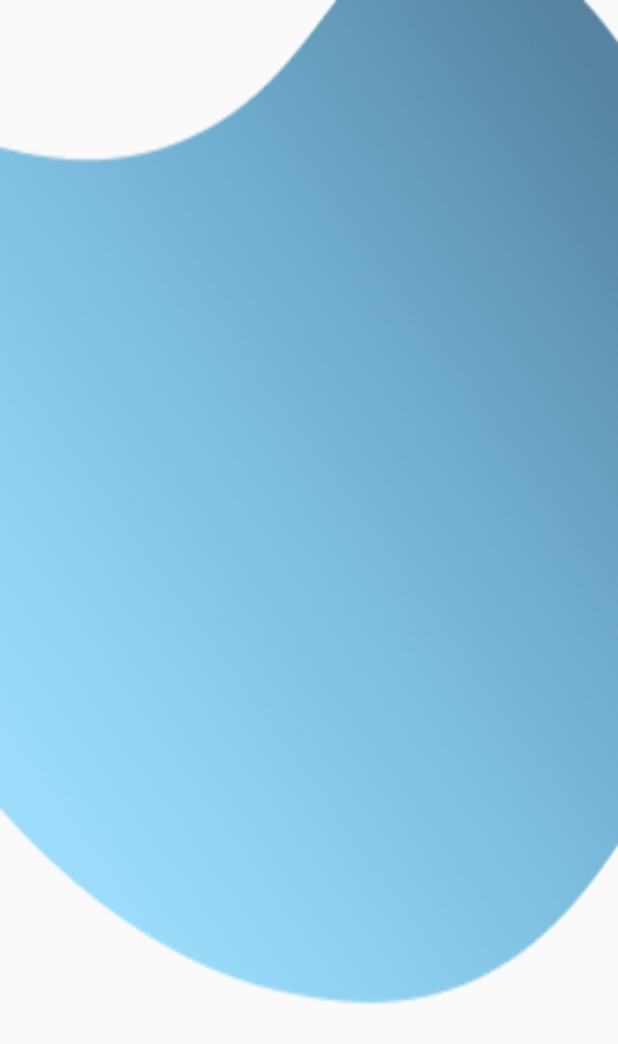
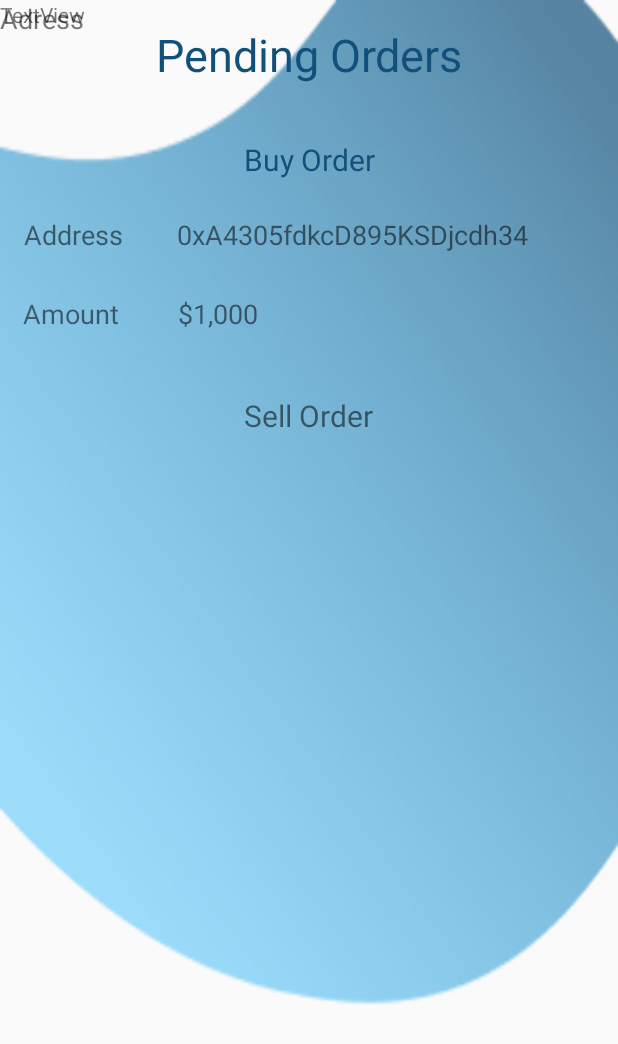
Before and after one commit to Michaelzy27/Passy_Exchange_Beta, an Android app: the layout activity_user_task.xml on its own in the app's theme, with its tools: preview values and no code run, on a phone screen of 412 x 824 dp. Shown: the top 1044 px of the screen. Run offline under Robolectric (Android 15) with nearby library versions, the phone set to English and light mode, and no system bars.

Commit message:
Update activity_user_task.xml

```diff
--- a/app/src/main/res/layout/activity_user_task.xml
+++ b/app/src/main/res/layout/activity_user_task.xml
@@ -10,12 +10,113 @@
     <ScrollView
         android:layout_width="match_parent"
         android:layout_height="match_parent"
-        android:fillViewport="true"
-        android:background="@drawable/signup_background"/>
+        android:background="@drawable/signup_background"
+        android:fillViewport="true">
 
+        <androidx.constraintlayout.widget.ConstraintLayout
+            android:layout_width="match_parent"
+            android:layout_height="wrap_content">
 
+            <TextView
+                android:id="@+id/textView14"
+                android:layout_width="wrap_content"
+                android:layout_height="wrap_content"
+                android:layout_marginTop="16dp"
+                android:text="Pending Orders"
+                android:textColor="#10507A"
+                android:textSize="30sp"
+                app:layout_constraintEnd_toEndOf="parent"
+                app:layout_constraintStart_toStartOf="parent"
+                app:layout_constraintTop_toTopOf="parent" />
 
+            <TextView
+                android:id="@+id/textView15"
+                android:layout_width="wrap_content"
+                android:layout_height="wrap_content"
+                android:layout_marginTop="36dp"
+                android:text="Buy Order"
+                android:textColor="#10507A"
+                android:textSize="20sp"
+                app:layout_constraintEnd_toEndOf="parent"
+                app:layout_constraintStart_toStartOf="parent"
+                app:layout_constraintTop_toBottomOf="@+id/textView14" />
 
+            <TextView
+                android:id="@+id/textView16"
+                android:layout_width="wrap_content"
+                android:layout_height="wrap_content"
+                android:layout_marginTop="24dp"
+                android:text="Address"
+                android:textSize="18sp"
+                app:layout_constraintEnd_toEndOf="parent"
+                app:layout_constraintHorizontal_bias="0.046"
+                app:layout_constraintStart_toStartOf="parent"
+                app:layout_constraintTop_toBottomOf="@+id/textView15" />
+
+            <TextView
+                android:id="@+id/textView17"
+                android:layout_width="wrap_content"
+                android:layout_height="wrap_content"
+                android:text="0xA4305fdkcD895KSDjcdh34"
+                android:textSize="18sp"
+                app:layout_constraintEnd_toEndOf="parent"
+                app:layout_constraintHorizontal_bias="0.378"
+                app:layout_constraintStart_toEndOf="@+id/textView16"
+                app:layout_constraintTop_toTopOf="@+id/textView16" />
+
+            <TextView
+                android:id="@+id/textView18"
+                android:layout_width="wrap_content"
+                android:layout_height="wrap_content"
+                android:layout_marginTop="28dp"
+                android:text="Amount"
+                android:textSize="18sp"
+                app:layout_constraintEnd_toEndOf="parent"
+                app:layout_constraintHorizontal_bias="0.045"
+                app:layout_constraintStart_toStartOf="parent"
+                app:layout_constraintTop_toBottomOf="@+id/textView16" />
+
+            <TextView
+                android:id="@+id/textView19"
+                android:layout_width="wrap_content"
+                android:layout_height="wrap_content"
+                android:layout_marginEnd="240dp"
+                android:text="$1,000"
+                android:textSize="18sp"
+                app:layout_constraintEnd_toEndOf="parent"
+                app:layout_constraintStart_toStartOf="@+id/textView17"
+                app:layout_constraintTop_toTopOf="@+id/textView18" />
+
+            <TextView
+                android:id="@+id/textView20"
+                android:layout_width="wrap_content"
+                android:layout_height="wrap_content"
+                android:layout_marginTop="42dp"
+                android:text="Sell Order"
+                android:textSize="20sp"
+                app:layout_constraintEnd_toEndOf="parent"
+                app:layout_constraintHorizontal_bias="0.498"
+                app:layout_constraintStart_toStartOf="parent"
+                app:layout_constraintTop_toBottomOf="@+id/textView19" />
+
+            <TextView
+                android:id="@+id/textView21"
+                android:layout_width="wrap_content"
+                android:layout_height="wrap_content"
+                android:text="Adress"
+                android:textSize="18sp"
+                tools:layout_editor_absoluteX="16dp"
+                tools:layout_editor_absoluteY="303dp" />
+
+            <TextView
+                android:id="@+id/textView22"
+                android:layout_width="wrap_content"
+                android:layout_height="wrap_content"
+                android:text="TextView"
+                tools:layout_editor_absoluteX="129dp"
+                tools:layout_editor_absoluteY="311dp" />
+        </androidx.constraintlayout.widget.ConstraintLayout>
+    </ScrollView>
 
 
 </LinearLayout>
```
